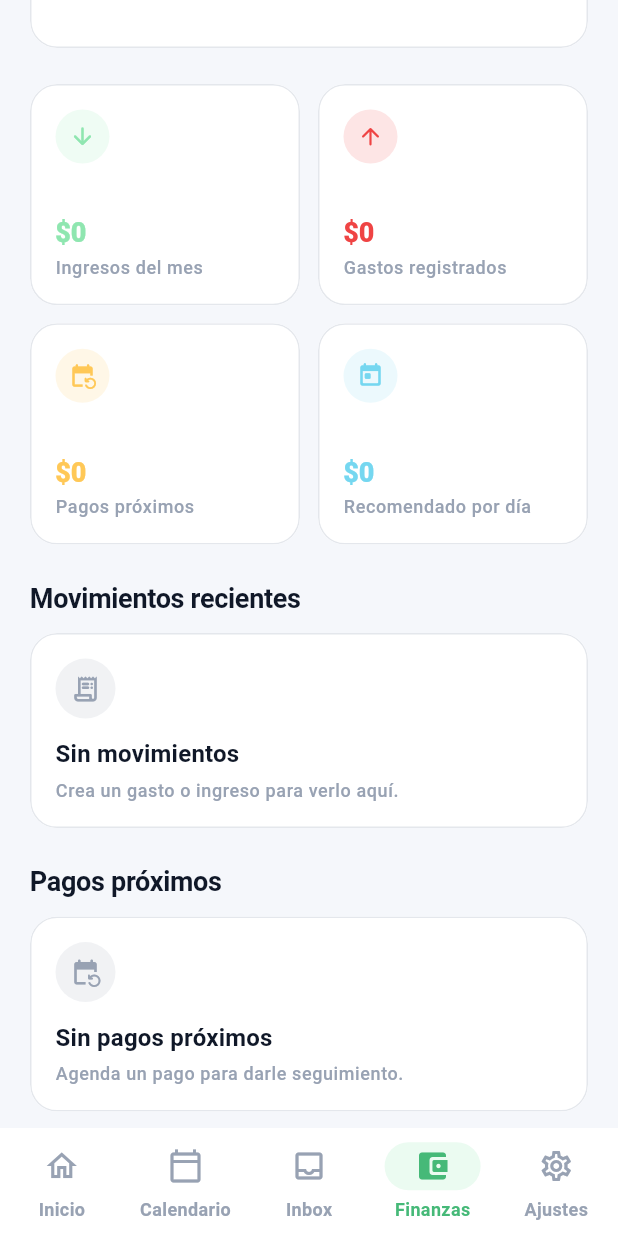
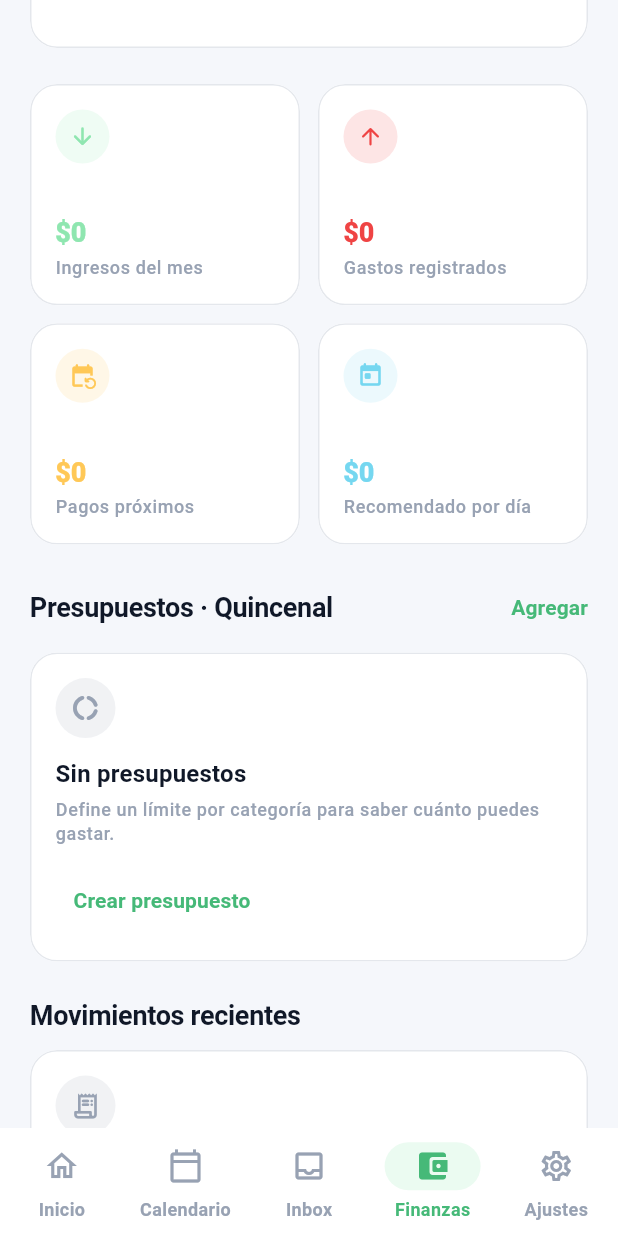
Before and after one commit to adrian-rodriguez-nomadak/nexo, a Flutter app: the screen it shows after launch, item 4 of the bottom bar chosen, scrolled down 576 dp, on a phone screen of 412 x 824 dp. Run offline on Flutter 3.47's test engine with Material 3 defaults, Android fonts, the phone set to English and light mode, and no system bars; our stand-ins replace drift, drift_flutter, flutter_riverpod, flutter_secure_storage, go_router; missing offline and left inert: dart:html; accounts and stored records are empty; generated files the repository leaves out were written again; Roboto replaces fonts that are missing (SF Pro Display).

Commit message:
Add category budgets and spending progress

```diff
--- a/apps/mobile/lib/core/database/app_database.dart
+++ b/apps/mobile/lib/core/database/app_database.dart
@@ -54,6 +54,10 @@ class AppDatabase extends _$AppDatabase {
         id TEXT PRIMARY KEY, name TEXT NOT NULL, type TEXT NOT NULL,
         initial_balance REAL NOT NULL DEFAULT 0,
         created_at INTEGER NOT NULL, updated_at INTEGER NOT NULL)''');
+      await customStatement('''CREATE TABLE IF NOT EXISTS finance_budgets (
+        id TEXT PRIMARY KEY, category TEXT NOT NULL COLLATE NOCASE UNIQUE,
+        amount REAL NOT NULL, created_at INTEGER NOT NULL,
+        updated_at INTEGER NOT NULL)''');
       await customStatement('''CREATE TABLE IF NOT EXISTS sync_queue (
         operation_id TEXT PRIMARY KEY, entity TEXT NOT NULL,
         record_id TEXT NOT NULL, operation TEXT NOT NULL,
--- a/apps/mobile/lib/core/database/daos/finances_dao.dart
+++ b/apps/mobile/lib/core/database/daos/finances_dao.dart
@@ -33,6 +33,18 @@ class LocalFinanceAccount {
   final String name;
   final String type;
   final double initialBalance;
+}
+
+class LocalFinanceBudget {
+  const LocalFinanceBudget({
+    required this.id,
+    required this.category,
+    required this.amount,
+  });
+
+  final String id;
+  final String category;
+  final double amount;
 }
 
 @DriftAccessor(tables: [FinanceMovements, UpcomingPayments])
@@ -101,6 +113,39 @@ class FinancesDao extends DatabaseAccessor<AppDatabase>
   Future<void> deleteAccount(String id) =>
       customStatement('DELETE FROM finance_accounts WHERE id = ?', [id]);
 
+  Future<List<LocalFinanceBudget>> getBudgets() async {
+    final rows = await customSelect(
+      'SELECT id, category, amount FROM finance_budgets ORDER BY category',
+      readsFrom: const {},
+    ).get();
+    return rows
+        .map(
+          (row) => LocalFinanceBudget(
+            id: row.read<String>('id'),
+            category: row.read<String>('category'),
+            amount: row.read<double>('amount'),
+          ),
+        )
+        .toList();
+  }
+
+  Future<void> insertBudget(LocalFinanceBudget budget) => customStatement(
+    '''INSERT INTO finance_budgets
+       (id, category, amount, created_at, updated_at) VALUES (?, ?, ?, ?, ?)
+       ON CONFLICT(category) DO UPDATE SET amount = excluded.amount,
+       updated_at = excluded.updated_at''',
+    [
+      budget.id,
+      budget.category,
+      budget.amount,
+      DateTime.now().millisecondsSinceEpoch,
+      DateTime.now().millisecondsSinceEpoch,
+    ],
+  );
+
+  Future<void> deleteBudget(String id) =>
+      customStatement('DELETE FROM finance_budgets WHERE id = ?', [id]);
+
   Future<List<FinanceMovement>> getMovements() {
     return (select(financeMovements)..orderBy([
           (table) => OrderingTerm.desc(table.movementDate),
--- a/apps/mobile/lib/modules/finances/application/finances_providers.dart
+++ b/apps/mobile/lib/modules/finances/application/finances_providers.dart
@@ -9,6 +9,8 @@ import '../data/repositories/local_finances_repository.dart';
 import '../data/repositories/mock_finances_repository.dart';
 import '../domain/models/finance_movement.dart';
 import '../domain/models/finance_account.dart';
+import '../domain/models/finance_budget.dart';
+import '../../settings/application/settings_providers.dart';
 import '../domain/models/finance_summary.dart';
 import '../domain/models/upcoming_payment.dart';
 import '../domain/repositories/finances_repository.dart';
@@ -61,6 +63,16 @@ final financeAccountsProvider = FutureProvider<List<FinanceAccount>>((ref) {
   return const <FinanceAccount>[];
 });
 
+final financeBudgetsProvider = FutureProvider<List<FinanceBudget>>((ref) {
+  final repository = ref.watch(financesRepositoryProvider);
+  final period =
+      ref.watch(appSettingsProvider).value?.budgetPeriod ?? 'Quincenal';
+  if (repository is LocalFinancesRepository) {
+    return repository.getBudgets(period: period);
+  }
+  return const <FinanceBudget>[];
+});
+
 final financeMovementsProvider = FutureProvider<List<FinanceMovement>>((
   ref,
 ) async {
--- /dev/null
+++ b/apps/mobile/lib/modules/finances/domain/models/finance_budget.dart
@@ -0,0 +1,17 @@
+class FinanceBudget {
+  const FinanceBudget({
+    required this.id,
+    required this.category,
+    required this.limit,
+    required this.spent,
+  });
+
+  final String id;
+  final String category;
+  final double limit;
+  final double spent;
+
+  double get remaining => limit - spent;
+  double get progress => limit <= 0 ? 0 : (spent / limit).clamp(0, 1);
+  bool get exceeded => spent > limit;
+}
--- a/apps/mobile/lib/modules/finances/domain/models/finance_movement.dart
+++ b/apps/mobile/lib/modules/finances/domain/models/finance_movement.dart
@@ -7,6 +7,7 @@ class FinanceMovement {
     required this.amount,
     required this.movementDate,
     this.categoryId,
+    this.categoryName,
     this.description,
     this.paymentMethod,
   });
@@ -16,6 +17,7 @@ class FinanceMovement {
   final double amount;
   final DateTime movementDate;
   final String? categoryId;
+  final String? categoryName;
   final String? description;
   final String? paymentMethod;
 
@@ -26,6 +28,7 @@ class FinanceMovement {
       amount: readDouble(json['amount']),
       movementDate: readDateTime(json['movement_date'] ?? json['movementDate']),
       categoryId: json['category_id']?.toString(),
+      categoryName: json['category_name']?.toString(),
       description: json['description']?.toString(),
       paymentMethod: json['payment_method']?.toString(),
     );
@@ -38,6 +41,7 @@ class FinanceMovement {
       'amount': amount,
       'movement_date': movementDate.toIso8601String().split('T').first,
       if (categoryId != null) 'category_id': categoryId,
+      if (categoryName != null) 'category_name': categoryName,
       if (description != null) 'description': description,
       if (paymentMethod != null) 'payment_method': paymentMethod,
     };
--- a/apps/mobile/lib/modules/finances/presentation/finance_view_data.dart
+++ b/apps/mobile/lib/modules/finances/presentation/finance_view_data.dart
@@ -71,7 +71,7 @@ MockFinanceMovement _movementView(FinanceMovement movement) {
   return MockFinanceMovement(
     id: movement.id,
     title: movement.description ?? (isIncome ? 'Ingreso' : 'Gasto'),
-    category: movement.paymentMethod ?? 'General',
+    category: movement.categoryName ?? 'General',
     dateLabel: shortDate(movement.movementDate),
     amount: '${isIncome ? '+' : '-'}${money(movement.amount)}',
     icon: isIncome ? Icons.account_balance_rounded : Icons.receipt_long_rounded,
--- a/apps/mobile/lib/modules/finances/presentation/finances_screen.dart
+++ b/apps/mobile/lib/modules/finances/presentation/finances_screen.dart
@@ -8,6 +8,8 @@ import '../../../core/utils/formatters.dart';
 import '../application/finances_providers.dart';
 import '../data/repositories/local_finances_repository.dart';
 import '../domain/models/finance_account.dart';
+import '../domain/models/finance_budget.dart';
+import '../../settings/application/settings_providers.dart';
 import '../../../shared/mock/mock_finances.dart';
 import '../../../shared/presentation/widgets/app_back_button.dart';
 import '../../../shared/presentation/widgets/app_card.dart';
@@ -22,6 +24,7 @@ import 'widgets/create_expense_sheet.dart';
 import 'widgets/create_income_sheet.dart';
 import 'widgets/create_payment_sheet.dart';
 import 'widgets/create_account_sheet.dart';
+import 'widgets/create_budget_sheet.dart';
 import 'finance_view_data.dart';
 import 'widgets/finance_movement_detail_sheet.dart';
 import 'widgets/upcoming_payment_detail_sheet.dart';
@@ -80,6 +83,29 @@ class FinancesScreen extends ConsumerWidget {
         if (context.mounted) _showSnackBar(context, 'Cuenta guardada');
       },
     );
+  }
+
+  void _openCreateBudgetSheet(BuildContext context, WidgetRef ref) {
+    CreateBudgetSheet.show(
+      context: context,
+      onSave: (draft) async {
+        final repository = ref.read(financesRepositoryProvider);
+        if (repository is! LocalFinancesRepository) return;
+        await repository.saveBudget(
+          category: draft.category,
+          amount: draft.amount,
+        );
+        ref.invalidate(financeBudgetsProvider);
+        if (context.mounted) _showSnackBar(context, 'Presupuesto guardado');
+      },
+    );
+  }
+
+  Future<void> _deleteBudget(WidgetRef ref, FinanceBudget budget) async {
+    final repository = ref.read(financesRepositoryProvider);
+    if (repository is! LocalFinancesRepository) return;
+    await repository.deleteBudget(budget.id);
+    ref.invalidate(financeBudgetsProvider);
   }
 
   Future<void> _deleteAccount(
@@ -174,7 +200,8 @@ class FinancesScreen extends ConsumerWidget {
     await repository.deleteMovement(movement.id!);
     ref
       ..invalidate(financeSummaryProvider)
-      ..invalidate(financeMovementsProvider);
+      ..invalidate(financeMovementsProvider)
+      ..invalidate(financeBudgetsProvider);
     if (context.mounted) _showSnackBar(context, 'Movimiento eliminado');
   }
 
@@ -306,7 +333,8 @@ class FinancesScreen extends ConsumerWidget {
     );
     ref
       ..invalidate(financeSummaryProvider)
-      ..invalidate(financeMovementsProvider);
+      ..invalidate(financeMovementsProvider)
+      ..invalidate(financeBudgetsProvider);
     if (context.mounted) _showSnackBar(context, 'Movimiento actualizado');
   }
 
@@ -344,6 +372,7 @@ class FinancesScreen extends ConsumerWidget {
       if (!context.mounted) return;
       ref.invalidate(financeSummaryProvider);
       ref.invalidate(financeMovementsProvider);
+      ref.invalidate(financeBudgetsProvider);
       _showSnackBar(context, 'Guardado localmente');
     } catch (_) {
       _showSnackBar(context, 'No se pudo guardar localmente');
@@ -382,6 +411,9 @@ class FinancesScreen extends ConsumerWidget {
     final movements = ref.watch(financeMovementsProvider);
     final payments = ref.watch(upcomingPaymentsProvider);
     final accounts = ref.watch(financeAccountsProvider);
+    final budgets = ref.watch(financeBudgetsProvider);
+    final budgetPeriod =
+        ref.watch(appSettingsProvider).value?.budgetPeriod ?? 'Quincenal';
     final hasError =
         summary.hasError || movements.hasError || payments.hasError;
     final isLoading =
@@ -457,6 +489,18 @@ class FinancesScreen extends ConsumerWidget {
             ),
             const SizedBox(height: AppSpacing.xxl),
             _SummaryGrid(items: data.summaryItems),
+            const SizedBox(height: AppSpacing.xxl),
+            SectionHeader(
+              title: 'Presupuestos · $budgetPeriod',
+              actionLabel: 'Agregar',
+              onActionTap: () => _openCreateBudgetSheet(context, ref),
+            ),
+            const SizedBox(height: AppSpacing.md),
+            _BudgetsCard(
+              budgets: budgets.value ?? const [],
+              onAdd: () => _openCreateBudgetSheet(context, ref),
+              onDelete: (budget) => _deleteBudget(ref, budget),
+            ),
             const SizedBox(height: AppSpacing.xxl),
             const SectionHeader(title: 'Movimientos recientes'),
             const SizedBox(height: AppSpacing.md),
@@ -586,6 +630,93 @@ class _AccountsCard extends StatelessWidget {
     'Ahorro' => Icons.savings_rounded,
     _ => Icons.payments_rounded,
   };
+}
+
+class _BudgetsCard extends StatelessWidget {
+  const _BudgetsCard({
+    required this.budgets,
+    required this.onAdd,
+    required this.onDelete,
+  });
+
+  final List<FinanceBudget> budgets;
+  final VoidCallback onAdd;
+  final ValueChanged<FinanceBudget> onDelete;
+
+  @override
+  Widget build(BuildContext context) {
+    if (budgets.isEmpty) {
+      return EmptyStateCard(
+        icon: Icons.donut_large_rounded,
+        title: 'Sin presupuestos',
+        description:
+            'Define un límite por categoría para saber cuánto puedes gastar.',
+        actionLabel: 'Crear presupuesto',
+        onAction: onAdd,
+      );
+    }
+    return AppCard(
+      child: Column(
+        children: [
+          for (final budget in budgets) ...[
+            Column(
+              crossAxisAlignment: CrossAxisAlignment.start,
+              children: [
+                Row(
+                  children: [
+                    Expanded(
+                      child: Text(
+                        budget.category,
+                        style: Theme.of(context).textTheme.titleMedium,
+                      ),
+                    ),
+                    Text(
+                      '${money(budget.spent)} de ${money(budget.limit)}',
+                      style: Theme.of(context).textTheme.bodySmall,
+                    ),
+                    IconButton(
+                      tooltip: 'Eliminar presupuesto',
+                      onPressed: () => onDelete(budget),
+                      icon: const Icon(Icons.close_rounded, size: 20),
+                    ),
+                  ],
+                ),
+                ClipRRect(
+                  borderRadius: BorderRadius.circular(99),
+                  child: LinearProgressIndicator(
+                    value: budget.progress,
+                    minHeight: 9,
+                    color: budget.exceeded
+                        ? AppColors.danger
+                        : budget.progress >= .8
+                        ? AppColors.warning
+                        : AppColors.finance,
+                    backgroundColor: AppColors.borderLight,
+                  ),
+                ),
+                const SizedBox(height: AppSpacing.sm),
+                Text(
+                  budget.exceeded
+                      ? '${money(budget.remaining.abs())} por encima del límite'
+                      : '${money(budget.remaining)} disponibles',
+                  style: Theme.of(context).textTheme.bodySmall?.copyWith(
+                    color: budget.exceeded
+                        ? AppColors.danger
+                        : AppColors.textMuted,
+                  ),
+                ),
+              ],
+            ),
+            if (budget != budgets.last)
+              const Padding(
+                padding: EdgeInsets.symmetric(vertical: AppSpacing.md),
+                child: Divider(),
+              ),
+          ],
+        ],
+      ),
+    );
+  }
 }
 
 class _AvailableCard extends StatelessWidget {
--- a/apps/mobile/lib/modules/inbox/presentation/inbox_screen.dart
+++ b/apps/mobile/lib/modules/inbox/presentation/inbox_screen.dart
@@ -246,7 +246,8 @@ class _InboxScreenState extends ConsumerState<InboxScreen> {
     );
     ref
       ..invalidate(financeSummaryProvider)
-      ..invalidate(financeMovementsProvider);
+      ..invalidate(financeMovementsProvider)
+      ..invalidate(financeBudgetsProvider);
     _saved();
   }
 
--- a/apps/mobile/lib/modules/settings/presentation/settings_screen.dart
+++ b/apps/mobile/lib/modules/settings/presentation/settings_screen.dart
@@ -94,6 +94,7 @@ class _SettingsScreenState extends ConsumerState<SettingsScreen> {
     final db = ref.read(appDatabaseProvider);
     await db.transaction(() async {
       await db.customStatement('DELETE FROM finance_accounts');
+      await db.customStatement('DELETE FROM finance_budgets');
       await db.delete(db.financeMovements).go();
       await db.delete(db.upcomingPayments).go();
       await db.delete(db.calendarEvents).go();
```
Also changed, not shown: apps/mobile/lib/modules/finances/data/repositories/local_finances_repository.dart (+45 -0 lines), apps/mobile/lib/modules/finances/presentation/widgets/create_budget_sheet.dart (added, +122 -0 lines).
